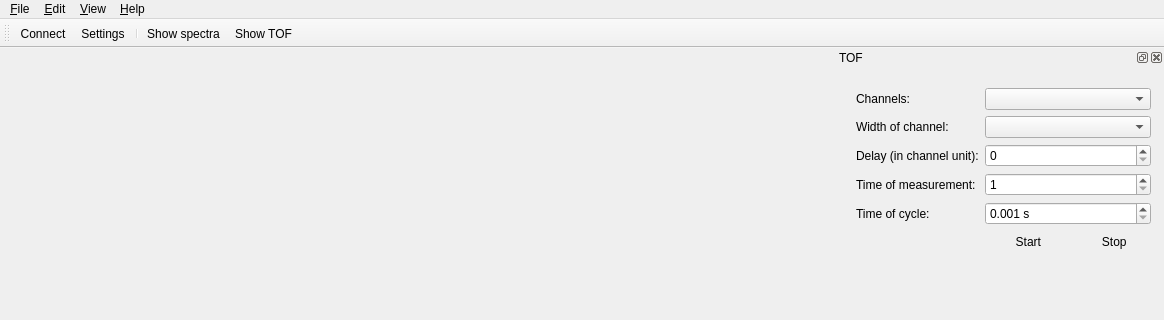
Before: the Qt Designer form ui/spectrometer-client/mainwindow.ui in tre3k/spectrometer, drawn with Qt 5; both pictures show x 0 to 1164 and y 0 to 320 of the 1164 by 743 pixel window.
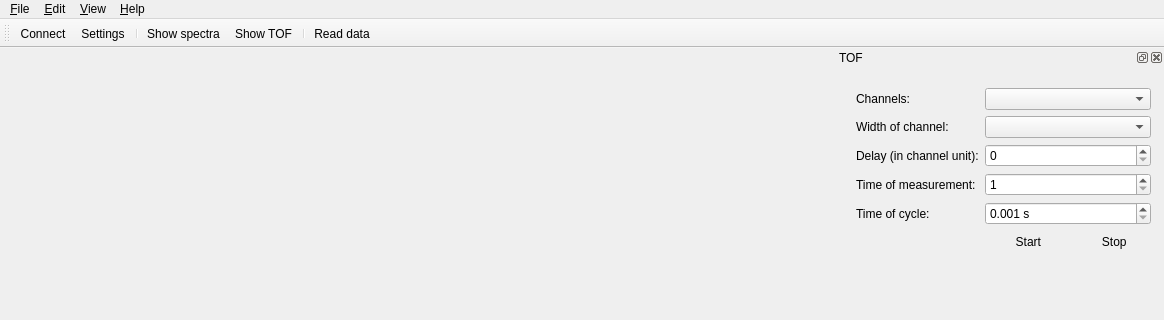
After: the same form once the commit is applied. Icons and pictures are not drawn.

```diff
--- a/ui/spectrometer-client/mainwindow.ui
+++ b/ui/spectrometer-client/mainwindow.ui
@@ -78,6 +78,8 @@
    <addaction name="separator"/>
    <addaction name="actionSpectra"/>
    <addaction name="actionTOF"/>
+   <addaction name="separator"/>
+   <addaction name="actionRead_data"/>
   </widget>
   <widget class="QStatusBar" name="statusBar"/>
   <widget class="QDockWidget" name="dockWidgetTOF">
@@ -319,6 +321,14 @@
     <string>Connect</string>
    </property>
   </action>
+  <action name="actionRead_data">
+   <property name="text">
+    <string>Read data</string>
+   </property>
+   <property name="toolTip">
+    <string>Read data from memory</string>
+   </property>
+  </action>
  </widget>
  <layoutdefault spacing="6" margin="11"/>
  <resources>
```
